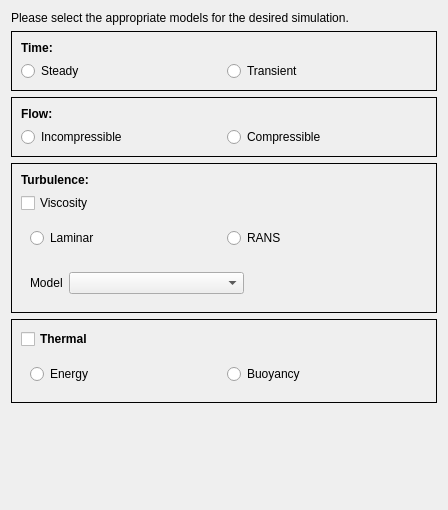
The window that TaskPanelPhysics.ui (jaheyns/CfdOF) describes before a commit, drawn with Qt 5.
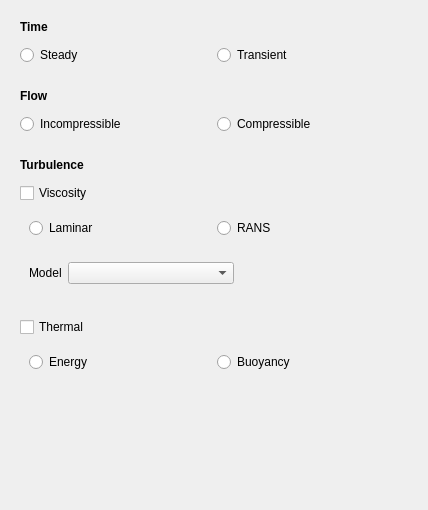
The same window after the commit.

Patch:
```diff
--- a/TaskPanelPhysics.ui
+++ b/TaskPanelPhysics.ui
@@ -6,7 +6,7 @@
    <rect>
     <x>0</x>
     <y>0</y>
-    <width>448</width>
+    <width>428</width>
     <height>510</height>
    </rect>
   </property>
@@ -20,8 +20,8 @@
    <string>Select physics model</string>
   </property>
   <layout class="QGridLayout" name="gridLayout">
-   <item row="2" column="0">
-    <widget class="QFrame" name="FlowFrame">
+   <item row="3" column="0">
+    <widget class="QFrame" name="thermalFrame">
      <property name="sizePolicy">
       <sizepolicy hsizetype="Preferred" vsizetype="Minimum">
        <horstretch>0</horstretch>
@@ -34,38 +34,72 @@
      <property name="frameShadow">
       <enum>QFrame::Plain</enum>
      </property>
-     <layout class="QGridLayout" name="gridLayout_2">
-      <item row="0" column="1">
-       <widget class="QLabel" name="label_3">
+     <property name="lineWidth">
+      <number>0</number>
+     </property>
+     <layout class="QGridLayout" name="gridLayout_9">
+      <item row="1" column="0" colspan="3">
+       <widget class="QFrame" name="thermalSelectionFrame">
+        <property name="sizePolicy">
+         <sizepolicy hsizetype="Preferred" vsizetype="Minimum">
+          <horstretch>0</horstretch>
+          <verstretch>0</verstretch>
+         </sizepolicy>
+        </property>
+        <property name="frameShape">
+         <enum>QFrame::NoFrame</enum>
+        </property>
+        <property name="frameShadow">
+         <enum>QFrame::Raised</enum>
+        </property>
+        <layout class="QGridLayout" name="gridLayout_10">
+         <item row="0" column="0">
+          <widget class="QRadioButton" name="radioButtonEnergy">
+           <property name="text">
+            <string>Energy</string>
+           </property>
+          </widget>
+         </item>
+         <item row="0" column="1">
+          <widget class="QRadioButton" name="radioButtonBuoyancy">
+           <property name="text">
+            <string>Buoyancy</string>
+           </property>
+          </widget>
+         </item>
+        </layout>
+       </widget>
+      </item>
+      <item row="0" column="0">
+       <widget class="QCheckBox" name="thermalCheckBox">
         <property name="font">
          <font>
-          <weight>75</weight>
-          <bold>true</bold>
+          <weight>50</weight>
+          <bold>false</bold>
          </font>
         </property>
         <property name="text">
-         <string>Flow:</string>
+         <string>Thermal</string>
         </property>
        </widget>
       </item>
-      <item row="1" column="2">
-       <widget class="QRadioButton" name="radioButtonCompressible">
-        <property name="text">
-         <string>Compressible</string>
+      <item row="0" column="1" colspan="2">
+       <spacer name="horizontalSpacer_4">
+        <property name="orientation">
+         <enum>Qt::Horizontal</enum>
         </property>
-       </widget>
-      </item>
-      <item row="1" column="1">
-       <widget class="QRadioButton" name="radioButtonIncompressible">
-        <property name="text">
-         <string>Incompressible</string>
+        <property name="sizeHint" stdset="0">
+         <size>
+          <width>40</width>
+          <height>20</height>
+         </size>
         </property>
-       </widget>
+       </spacer>
       </item>
      </layout>
     </widget>
    </item>
-   <item row="1" column="0">
+   <item row="0" column="0">
     <widget class="QFrame" name="TimeFrame">
      <property name="sizePolicy">
       <sizepolicy hsizetype="Preferred" vsizetype="Minimum">
@@ -79,15 +113,27 @@
      <property name="frameShadow">
       <enum>QFrame::Plain</enum>
      </property>
+     <property name="lineWidth">
+      <number>0</number>
+     </property>
      <layout class="QGridLayout" name="gridLayout_3">
       <item row="1" column="0">
-       <widget class="QRadioButton" name="radioButtonSteady">
-        <property name="text">
-         <string>Steady</string>
+       <spacer name="verticalSpacer_2">
+        <property name="orientation">
+         <enum>Qt::Vertical</enum>
         </property>
-       </widget>
+        <property name="sizeType">
+         <enum>QSizePolicy::Fixed</enum>
+        </property>
+        <property name="sizeHint" stdset="0">
+         <size>
+          <width>20</width>
+          <height>5</height>
+         </size>
+        </property>
+       </spacer>
       </item>
-      <item row="1" column="1">
+      <item row="2" column="1">
        <widget class="QRadioButton" name="radioButtonTransient">
         <property name="text">
          <string>Transient</string>
@@ -103,14 +149,85 @@
          </font>
         </property>
         <property name="text">
-         <string>Time:</string>
+         <string>Time</string>
         </property>
        </widget>
       </item>
+      <item row="2" column="0">
+       <widget class="QRadioButton" name="radioButtonSteady">
+        <property name="text">
+         <string>Steady</string>
+        </property>
+       </widget>
+      </item>
      </layout>
     </widget>
    </item>
-   <item row="3" column="0">
+   <item row="1" column="0">
+    <widget class="QFrame" name="FlowFrame">
+     <property name="sizePolicy">
+      <sizepolicy hsizetype="Preferred" vsizetype="Minimum">
+       <horstretch>0</horstretch>
+       <verstretch>0</verstretch>
+      </sizepolicy>
+     </property>
+     <property name="frameShape">
+      <enum>QFrame::Panel</enum>
+     </property>
+     <property name="frameShadow">
+      <enum>QFrame::Plain</enum>
+     </property>
+     <property name="lineWidth">
+      <number>0</number>
+     </property>
+     <layout class="QGridLayout" name="gridLayout_2">
+      <item row="3" column="1">
+       <widget class="QRadioButton" name="radioButtonIncompressible">
+        <property name="text">
+         <string>Incompressible</string>
+        </property>
+       </widget>
+      </item>
+      <item row="1" column="1">
+       <widget class="QLabel" name="label_3">
+        <property name="font">
+         <font>
+          <weight>75</weight>
+          <bold>true</bold>
+         </font>
+        </property>
+        <property name="text">
+         <string>Flow</string>
+        </property>
+       </widget>
+      </item>
+      <item row="3" column="2">
+       <widget class="QRadioButton" name="radioButtonCompressible">
+        <property name="text">
+         <string>Compressible</string>
+        </property>
+       </widget>
+      </item>
+      <item row="2" column="1">
+       <spacer name="verticalSpacer_3">
+        <property name="orientation">
+         <enum>Qt::Vertical</enum>
+        </property>
+        <property name="sizeType">
+         <enum>QSizePolicy::Fixed</enum>
+        </property>
+        <property name="sizeHint" stdset="0">
+         <size>
+          <width>20</width>
+          <height>5</height>
+         </size>
+        </property>
+       </spacer>
+      </item>
+     </layout>
+    </widget>
+   </item>
+   <item row="2" column="0">
     <widget class="QFrame" name="turbulenceFrame">
      <property name="sizePolicy">
       <sizepolicy hsizetype="Preferred" vsizetype="Minimum">
@@ -124,8 +241,11 @@
      <property name="frameShadow">
       <enum>QFrame::Plain</enum>
      </property>
+     <property name="lineWidth">
+      <number>0</number>
+     </property>
      <layout class="QGridLayout" name="gridLayout_4">
-      <item row="3" column="1" colspan="4">
+      <item row="4" column="1" colspan="4">
        <widget class="QFrame" name="turbulenceModelFrame">
         <property name="sizePolicy">
          <sizepolicy hsizetype="Preferred" vsizetype="Minimum">
@@ -139,6 +259,9 @@
         <property name="frameShadow">
          <enum>QFrame::Raised</enum>
         </property>
+        <property name="lineWidth">
+         <number>0</number>
+        </property>
         <layout class="QGridLayout" name="gridLayout_6">
          <item row="0" column="0">
           <widget class="QLabel" name="label_5">
@@ -173,7 +296,7 @@
         </layout>
        </widget>
       </item>
-      <item row="2" column="1" colspan="4">
+      <item row="3" column="1" colspan="4">
        <widget class="QFrame" name="turbulenceChoiceFrame">
         <property name="sizePolicy">
          <sizepolicy hsizetype="Preferred" vsizetype="Minimum">
@@ -205,7 +328,7 @@
         </layout>
        </widget>
       </item>
-      <item row="1" column="1">
+      <item row="2" column="1">
        <widget class="QCheckBox" name="turbulenceCheckBox">
         <property name="enabled">
          <bool>true</bool>
@@ -230,11 +353,11 @@
          </font>
         </property>
         <property name="text">
-         <string>Turbulence:</string>
+         <string>Turbulence</string>
         </property>
        </widget>
       </item>
-      <item row="1" column="2" colspan="3">
+      <item row="2" column="2" colspan="3">
        <spacer name="horizontalSpacer">
         <property name="orientation">
          <enum>Qt::Horizontal</enum>
@@ -247,10 +370,26 @@
         </property>
        </spacer>
       </item>
+      <item row="1" column="1">
+       <spacer name="verticalSpacer_4">
+        <property name="orientation">
+         <enum>Qt::Vertical</enum>
+        </property>
+        <property name="sizeType">
+         <enum>QSizePolicy::Fixed</enum>
+        </property>
+        <property name="sizeHint" stdset="0">
+         <size>
+          <width>20</width>
+          <height>5</height>
+         </size>
+        </property>
+       </spacer>
+      </item>
      </layout>
     </widget>
    </item>
-   <item row="5" column="0">
+   <item row="4" column="0">
     <spacer name="verticalSpacer">
      <property name="orientation">
       <enum>Qt::Vertical</enum>
@@ -263,92 +402,6 @@
      </property>
     </spacer>
    </item>
-   <item row="4" column="0">
-    <widget class="QFrame" name="thermalFrame">
-     <property name="sizePolicy">
-      <sizepolicy hsizetype="Preferred" vsizetype="Minimum">
-       <horstretch>0</horstretch>
-       <verstretch>0</verstretch>
-      </sizepolicy>
-     </property>
-     <property name="frameShape">
-      <enum>QFrame::Panel</enum>
-     </property>
-     <property name="frameShadow">
-      <enum>QFrame::Plain</enum>
-     </property>
-     <layout class="QGridLayout" name="gridLayout_9">
-      <item row="1" column="0" colspan="3">
-       <widget class="QFrame" name="thermalSelectionFrame">
-        <property name="sizePolicy">
-         <sizepolicy hsizetype="Preferred" vsizetype="Minimum">
-          <horstretch>0</horstretch>
-          <verstretch>0</verstretch>
-         </sizepolicy>
-        </property>
-        <property name="frameShape">
-         <enum>QFrame::NoFrame</enum>
-        </property>
-        <property name="frameShadow">
-         <enum>QFrame::Raised</enum>
-        </property>
-        <layout class="QGridLayout" name="gridLayout_10">
-         <item row="0" column="0">
-          <widget class="QRadioButton" name="radioButtonEnergy">
-           <property name="text">
-            <string>Energy</string>
-           </property>
-          </widget>
-         </item>
-         <item row="0" column="1">
-          <widget class="QRadioButton" name="radioButtonBuoyancy">
-           <property name="text">
-            <string>Buoyancy</string>
-           </property>
-          </widget>
-         </item>
-        </layout>
-       </widget>
-      </item>
-      <item row="0" column="0">
-       <widget class="QCheckBox" name="thermalCheckBox">
-        <property name="font">
-         <font>
-          <weight>75</weight>
-          <bold>true</bold>
-         </font>
-        </property>
-        <property name="text">
-         <string>Thermal</string>
-        </property>
-       </widget>
-      </item>
-      <item row="0" column="1" colspan="2">
-       <spacer name="horizontalSpacer_4">
-        <property name="orientation">
-         <enum>Qt::Horizontal</enum>
-        </property>
-        <property name="sizeHint" stdset="0">
-         <size>
-          <width>40</width>
-          <height>20</height>
-         </size>
-        </property>
-       </spacer>
-      </item>
-     </layout>
-    </widget>
-   </item>
-   <item row="0" column="0">
-    <widget class="QLabel" name="label">
-     <property name="text">
-      <string>Please select the appropriate models for the desired simulation.</string>
-     </property>
-     <property name="wordWrap">
-      <bool>true</bool>
-     </property>
-    </widget>
-   </item>
   </layout>
  </widget>
  <resources/>
```
